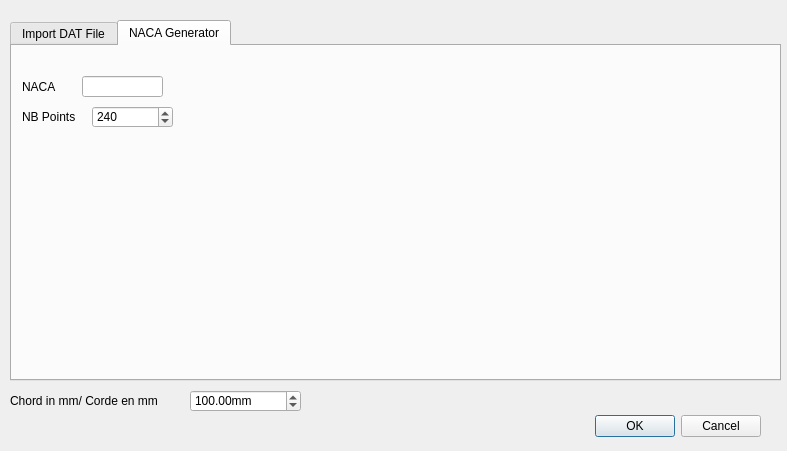
FredsFactory/FreeCAD_AirPlaneDesign, file resources/selectRibProfil.ui: the form before one commit.
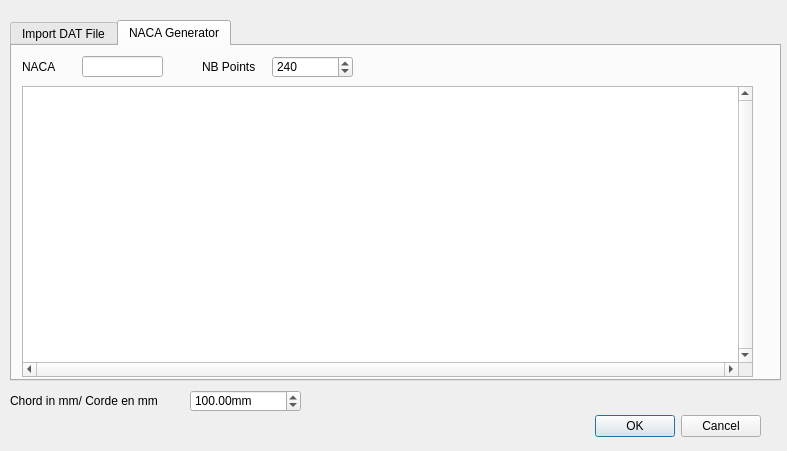
The form after the commit.

Commit message:
V0.3 - preview of rib (naca)
Integrate a preview of the rib (only for nana generator)

The edit to the form file:
```diff
--- a/resources/selectRibProfil.ui
+++ b/resources/selectRibProfil.ui
@@ -77,7 +77,7 @@
      <property name="geometry">
       <rect>
        <x>10</x>
-       <y>20</y>
+       <y>0</y>
        <width>61</width>
        <height>41</height>
       </rect>
@@ -89,8 +89,8 @@
     <widget class="QLabel" name="label_4">
      <property name="geometry">
       <rect>
-       <x>10</x>
-       <y>50</y>
+       <x>190</x>
+       <y>0</y>
        <width>61</width>
        <height>41</height>
       </rect>
@@ -103,7 +103,7 @@
      <property name="geometry">
       <rect>
        <x>70</x>
-       <y>30</y>
+       <y>10</y>
        <width>81</width>
        <height>21</height>
       </rect>
@@ -118,8 +118,8 @@
     <widget class="QSpinBox" name="nacaNbrPoint">
      <property name="geometry">
       <rect>
-       <x>80</x>
-       <y>60</y>
+       <x>260</x>
+       <y>10</y>
        <width>81</width>
        <height>22</height>
       </rect>
@@ -131,6 +131,28 @@
       <number>240</number>
      </property>
     </widget>
+    <widget class="QGraphicsView" name="ribView">
+     <property name="geometry">
+      <rect>
+       <x>10</x>
+       <y>40</y>
+       <width>731</width>
+       <height>291</height>
+      </rect>
+     </property>
+     <property name="verticalScrollBarPolicy">
+      <enum>Qt::ScrollBarAlwaysOn</enum>
+     </property>
+     <property name="horizontalScrollBarPolicy">
+      <enum>Qt::ScrollBarAlwaysOn</enum>
+     </property>
+     <property name="sizeAdjustPolicy">
+      <enum>QAbstractScrollArea::AdjustToContents</enum>
+     </property>
+     <property name="viewportUpdateMode">
+      <enum>QGraphicsView::SmartViewportUpdate</enum>
+     </property>
+    </widget>
    </widget>
   </widget>
   <widget class="QDoubleSpinBox" name="choord">
```
